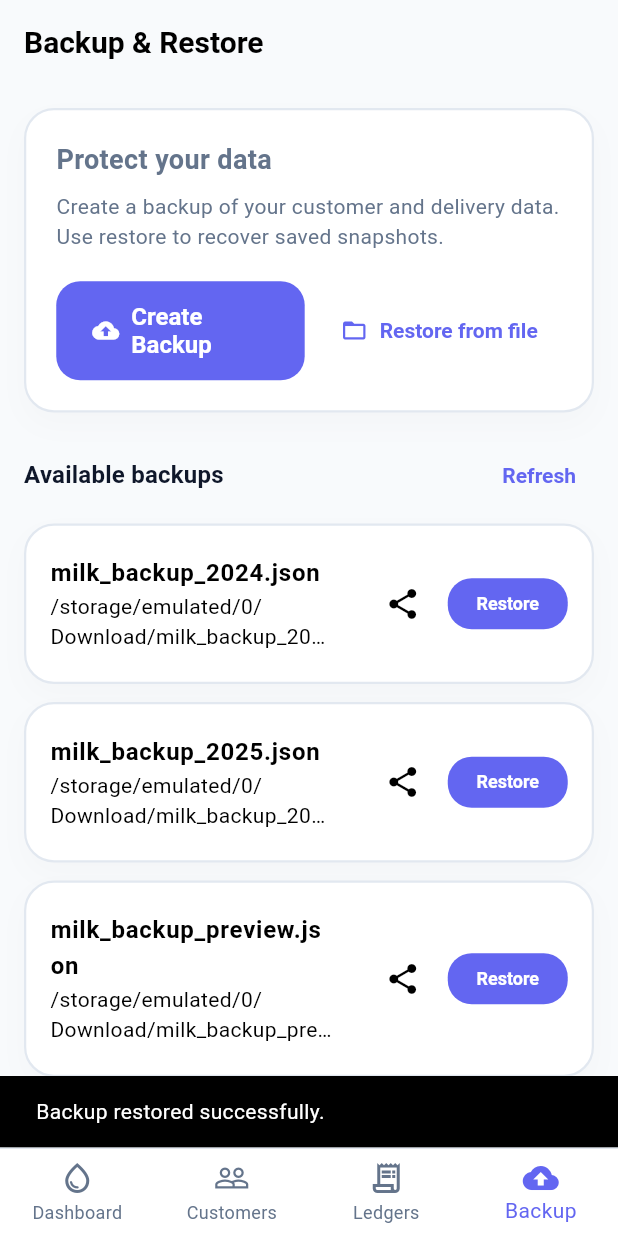
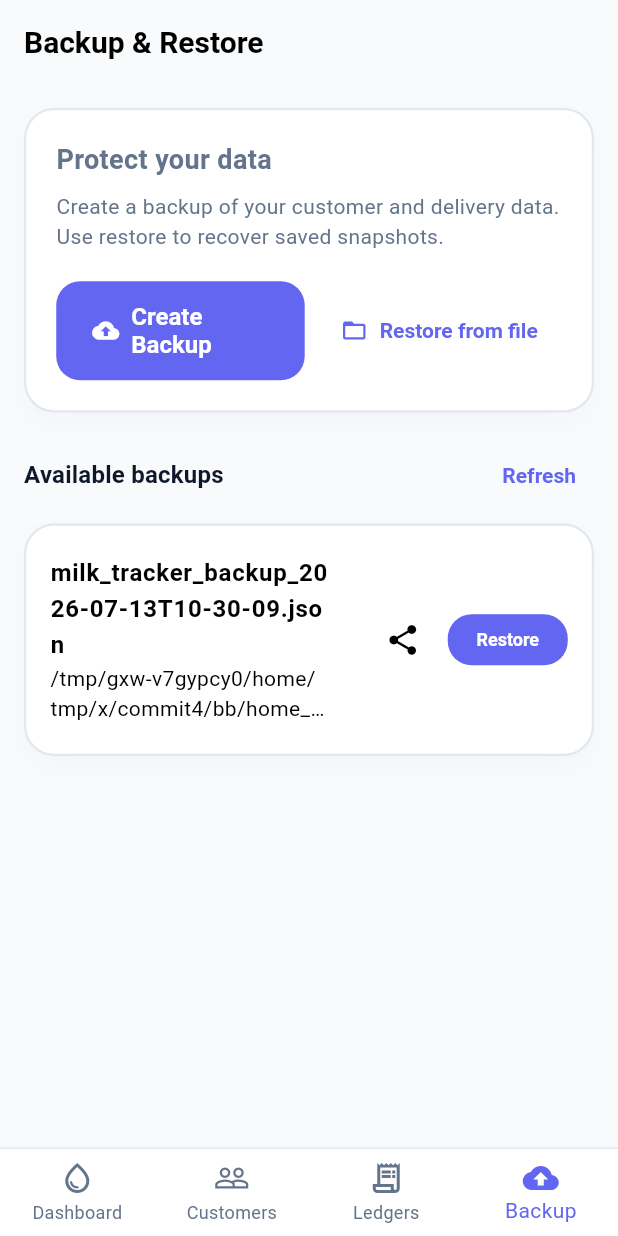
Before and after one commit to ahm-ed120/milk_tracking_app, a Flutter app: the screen it shows after launch, item 4 of the bottom bar chosen, after a tap on "Create Backup", after a tap on "Restore from file", on a phone screen of 412 x 824 dp. Run offline on Flutter 3.47's test engine with Material 3 defaults, Android fonts, the phone set to English and light mode, and no system bars; our stand-ins replace file_picker, share_plus; accounts and stored records are empty.

Commit message:
used provider in backup screen

```diff
--- a/lib/screens/backup_restore_screen.dart
+++ b/lib/screens/backup_restore_screen.dart
@@ -1,4 +1,8 @@
 import 'package:flutter/material.dart';
+import 'package:provider/provider.dart';
+import 'package:file_picker/file_picker.dart';
+import 'dart:io';
+import '../providers/milk_provider.dart';
 import '../theme/app_theme.dart';
 
 class BackupRestoreScreen extends StatefulWidget {
@@ -24,15 +28,13 @@ class _BackupRestoreScreenState extends State<BackupRestoreScreen> {
       _isLoading = true;
     });
 
-    await Future<void>.delayed(const Duration(milliseconds: 400));
+    final provider = Provider.of<MilkProvider>(context, listen: false);
+    final backups = await provider.listAvailableBackups();
 
     if (!mounted) return;
 
     setState(() {
-      _backupFiles = [
-        '/storage/emulated/0/Download/milk_backup_2024.json',
-        '/storage/emulated/0/Download/milk_backup_2025.json',
-      ];
+      _backupFiles = backups;
       _isLoading = false;
     });
   }
@@ -42,23 +44,30 @@ class _BackupRestoreScreenState extends State<BackupRestoreScreen> {
       _isProcessing = true;
     });
 
-    await Future<void>.delayed(const Duration(milliseconds: 600));
+    final provider = Provider.of<MilkProvider>(context, listen: false);
+    final backupPath = await provider.createBackup();
 
     if (!mounted) return;
 
     setState(() {
       _isProcessing = false;
-      _backupFiles = [
-        '/storage/emulated/0/Download/milk_backup_2024.json',
-        '/storage/emulated/0/Download/milk_backup_2025.json',
-        '/storage/emulated/0/Download/milk_backup_preview.json',
-      ];
     });
 
+    if (backupPath != null) {
+      await _loadBackupFiles();
       if (!mounted) return;
       ScaffoldMessenger.of(context).showSnackBar(
         const SnackBar(content: Text('Backup created successfully.')),
       );
+    } else {
+      if (!mounted) return;
+      ScaffoldMessenger.of(context).showSnackBar(
+        SnackBar(
+          content: const Text('Failed to create backup. Try again.'),
+          backgroundColor: Theme.of(context).colorScheme.error,
+        ),
+      );
+    }
   }
 
   Future<void> _shareBackup(String path) async {
@@ -66,22 +75,51 @@ class _BackupRestoreScreenState extends State<BackupRestoreScreen> {
       _isProcessing = true;
     });
 
-    await Future<void>.delayed(const Duration(milliseconds: 500));
-
+    final provider = Provider.of<MilkProvider>(context, listen: false);
+    try {
+      await provider.shareBackup(path);
+      if (!mounted) return;
+      ScaffoldMessenger.of(
+        context,
+      ).showSnackBar(const SnackBar(content: Text('Share sheet opened.')));
+    } catch (e) {
       if (mounted) {
-      ScaffoldMessenger.of(context).showSnackBar(const SnackBar(content: Text('Share sheet opened.')));
+        ScaffoldMessenger.of(context).showSnackBar(
+          SnackBar(
+            content: const Text('Failed to share backup.'),
+            backgroundColor: Theme.of(context).colorScheme.error,
+          ),
+        );
+      }
+    } finally {
+      if (mounted) {
         setState(() {
           _isProcessing = false;
         });
       }
     }
+  }
 
   Future<void> _restoreFromFilePicker() async {
+    try {
+      final result = await FilePicker.platform.pickFiles(
+        type: FileType.custom,
+        allowedExtensions: ['json'],
+      );
+
+      if (result == null || result.files.single.path == null) {
+        return;
+      }
+
+      final filePath = result.files.single.path!;
+
       setState(() {
         _isProcessing = true;
       });
 
-    await Future<void>.delayed(const Duration(milliseconds: 600));
+      final provider = Provider.of<MilkProvider>(context, listen: false);
+
+      final success = await provider.restoreFromBackup(filePath);
 
       if (!mounted) return;
 
@@ -89,9 +127,49 @@ class _BackupRestoreScreenState extends State<BackupRestoreScreen> {
         _isProcessing = false;
       });
 
+      if (success) {
         ScaffoldMessenger.of(context).showSnackBar(
           const SnackBar(content: Text('Backup restored successfully.')),
         );
+
+        await _loadBackupFiles();
+      } else {
+        ScaffoldMessenger.of(context).showSnackBar(
+          SnackBar(
+            content: const Text('Restore failed. Invalid backup file.'),
+            backgroundColor: Theme.of(context).colorScheme.error,
+          ),
+        );
+      }
+    } catch (e) {
+      if (!mounted) return;
+
+      setState(() {
+        _isProcessing = false;
+      });
+
+      ScaffoldMessenger.of(context).showSnackBar(
+        SnackBar(
+          content: Text('Error: $e'),
+          backgroundColor: Theme.of(context).colorScheme.error,
+        ),
+      );
+    }
+  }
+
+  String _getDefaultDownloadsPath() {
+    try {
+      if (Platform.isAndroid) return '/storage/emulated/0/Download';
+      if (Platform.isWindows) {
+        final user = Platform.environment['USERPROFILE'];
+        if (user != null) return '$user\\Downloads';
+      }
+      if (Platform.isLinux || Platform.isMacOS) {
+        final home = Platform.environment['HOME'];
+        if (home != null) return '$home/Downloads';
+      }
+    } catch (_) {}
+    return '';
   }
 
   Future<void> _restoreBackup(String filePath) async {
@@ -124,7 +202,8 @@ class _BackupRestoreScreenState extends State<BackupRestoreScreen> {
       _isProcessing = true;
     });
 
-    await Future<void>.delayed(const Duration(milliseconds: 600));
+    final provider = Provider.of<MilkProvider>(context, listen: false);
+    final success = await provider.restoreFromBackup(filePath);
 
     if (!mounted) return;
 
@@ -132,9 +211,18 @@ class _BackupRestoreScreenState extends State<BackupRestoreScreen> {
       _isProcessing = false;
     });
 
+    if (success) {
       ScaffoldMessenger.of(context).showSnackBar(
-      SnackBar(content: Text('Restored $filePath')),
+        const SnackBar(content: Text('Backup restored successfully.')),
       );
+    } else {
+      ScaffoldMessenger.of(context).showSnackBar(
+        SnackBar(
+          content: const Text('Restore failed. Please try a different backup.'),
+          backgroundColor: Theme.of(context).colorScheme.error,
+        ),
+      );
+    }
   }
 
   String _fileName(String path) {
@@ -147,7 +235,10 @@ class _BackupRestoreScreenState extends State<BackupRestoreScreen> {
 
     return Scaffold(
       appBar: AppBar(
-        title: const Text('Backup & Restore', style: TextStyle(fontWeight: FontWeight.bold)),
+        title: const Text(
+          'Backup & Restore',
+          style: TextStyle(fontWeight: FontWeight.bold),
+        ),
         backgroundColor: Colors.transparent,
         elevation: 0,
         scrolledUnderElevation: 0,
@@ -166,7 +257,10 @@ class _BackupRestoreScreenState extends State<BackupRestoreScreen> {
                   children: [
                     const Text(
                       'Protect your data',
-                      style: TextStyle(fontSize: 18, fontWeight: FontWeight.bold),
+                      style: TextStyle(
+                        fontSize: 18,
+                        fontWeight: FontWeight.bold,
+                      ),
                     ),
                     const SizedBox(height: 8),
                     Text(
@@ -180,12 +274,16 @@ class _BackupRestoreScreenState extends State<BackupRestoreScreen> {
                           child: ElevatedButton.icon(
                             onPressed: _isProcessing ? null : _createBackup,
                             icon: const Icon(Icons.backup),
-                            label: Text(_isProcessing ? 'Working...' : 'Create Backup'),
+                            label: Text(
+                              _isProcessing ? 'Working...' : 'Create Backup',
+                            ),
                           ),
                         ),
                         const SizedBox(width: 12),
                         TextButton.icon(
-                          onPressed: _isProcessing ? null : _restoreFromFilePicker,
+                          onPressed: _isProcessing
+                              ? null
+                              : _restoreFromFilePicker,
                           icon: const Icon(Icons.folder_open),
                           label: const Text('Restore from file'),
                         ),
@@ -200,10 +298,14 @@ class _BackupRestoreScreenState extends State<BackupRestoreScreen> {
                 children: [
                   Text(
                     'Available backups',
-                    style: Theme.of(context).textTheme.titleMedium?.copyWith(fontWeight: FontWeight.bold),
+                    style: Theme.of(context).textTheme.titleMedium?.copyWith(
+                      fontWeight: FontWeight.bold,
+                    ),
                   ),
                   TextButton(
-                    onPressed: _isLoading || _isProcessing ? null : _loadBackupFiles,
+                    onPressed: _isLoading || _isProcessing
+                        ? null
+                        : _loadBackupFiles,
                     child: const Text('Refresh'),
                   ),
                 ],
@@ -218,13 +320,16 @@ class _BackupRestoreScreenState extends State<BackupRestoreScreen> {
                           'No backups found yet. Create one to save your data safely.',
                           textAlign: TextAlign.center,
                           style: TextStyle(
-                                color: isDark ? AppTheme.textSecondaryDark : AppTheme.textSecondaryLight,
+                            color: isDark
+                                ? AppTheme.textSecondaryDark
+                                : AppTheme.textSecondaryLight,
                           ),
                         ),
                       )
                     : ListView.separated(
                         itemCount: _backupFiles.length,
-                            separatorBuilder: (context, index) => const SizedBox(height: 12),
+                        separatorBuilder: (context, index) =>
+                            const SizedBox(height: 12),
                         itemBuilder: (context, index) {
                           final path = _backupFiles[index];
                           final filename = _fileName(path);
@@ -232,9 +337,21 @@ class _BackupRestoreScreenState extends State<BackupRestoreScreen> {
                           return Container(
                             decoration: AppTheme.glassCard(context),
                             child: ListTile(
-                                  contentPadding: const EdgeInsets.symmetric(horizontal: 16, vertical: 12),
-                                  title: Text(filename, style: const TextStyle(fontWeight: FontWeight.bold)),
-                                  subtitle: Text(path, maxLines: 2, overflow: TextOverflow.ellipsis),
+                              contentPadding: const EdgeInsets.symmetric(
+                                horizontal: 16,
+                                vertical: 12,
+                              ),
+                              title: Text(
+                                filename,
+                                style: const TextStyle(
+                                  fontWeight: FontWeight.bold,
+                                ),
+                              ),
+                              subtitle: Text(
+                                path,
+                                maxLines: 2,
+                                overflow: TextOverflow.ellipsis,
+                              ),
                               trailing: SizedBox(
                                 width: 140,
                                 child: Row(
@@ -242,7 +359,9 @@ class _BackupRestoreScreenState extends State<BackupRestoreScreen> {
                                   children: [
                                     IconButton(
                                       tooltip: 'Share',
-                                          onPressed: _isProcessing ? null : () => _shareBackup(path),
+                                      onPressed: _isProcessing
+                                          ? null
+                                          : () => _shareBackup(path),
                                       icon: const Icon(Icons.share),
                                     ),
                                     const SizedBox(width: 6),
@@ -250,12 +369,20 @@ class _BackupRestoreScreenState extends State<BackupRestoreScreen> {
                                       height: 34,
                                       child: ElevatedButton(
                                         style: ElevatedButton.styleFrom(
-                                              padding: const EdgeInsets.symmetric(horizontal: 10),
+                                          padding: const EdgeInsets.symmetric(
+                                            horizontal: 10,
+                                          ),
                                           minimumSize: const Size(80, 34),
-                                              tapTargetSize: MaterialTapTargetSize.shrinkWrap,
+                                          tapTargetSize:
+                                              MaterialTapTargetSize.shrinkWrap,
                                         ),
-                                            onPressed: _isProcessing ? null : () => _restoreBackup(path),
-                                            child: const Text('Restore', style: TextStyle(fontSize: 12)),
+                                        onPressed: _isProcessing
+                                            ? null
+                                            : () => _restoreBackup(path),
+                                        child: const Text(
+                                          'Restore',
+                                          style: TextStyle(fontSize: 12),
+                                        ),
                                       ),
                                     ),
                                   ],
```
Lines whose indentation alone changed are shown as unchanged.
